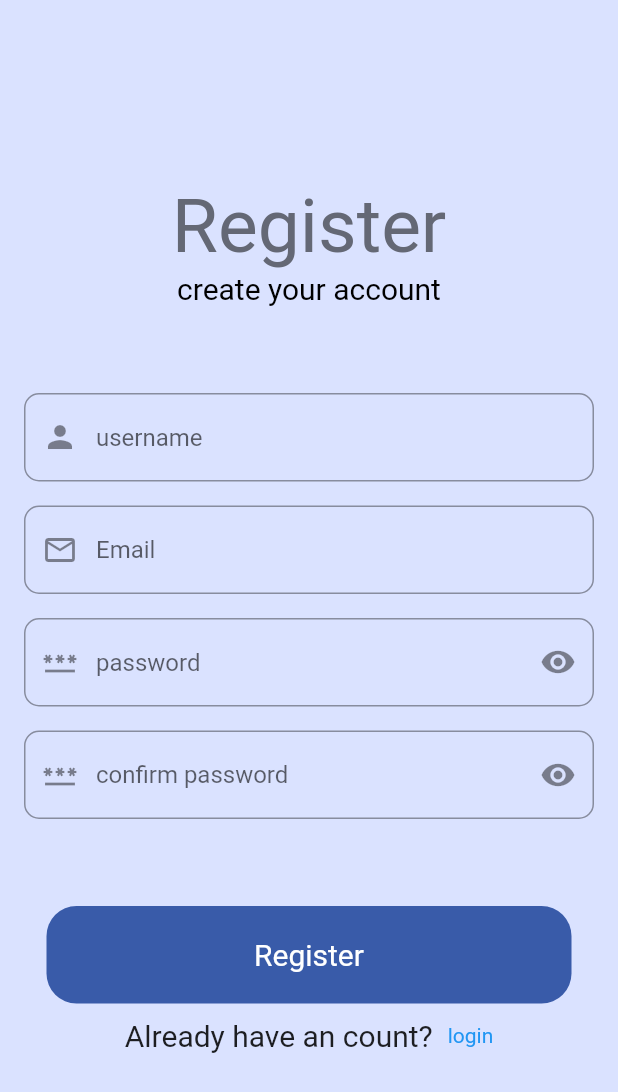
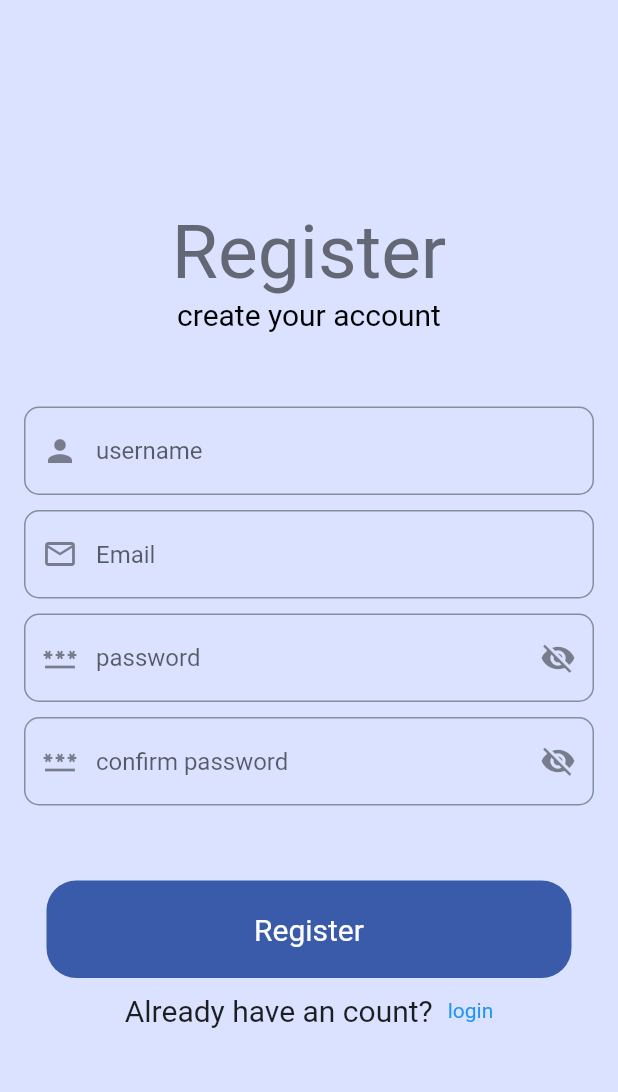
Before and after one commit to KhaledElalfy1/Login-UI, a Flutter app: the screen it shows after launch, after a tap on "Signup", on a phone screen of 412 x 824 dp. Shown: the top 1092 px of the screen. Run offline on Flutter 3.47's test engine with Material 2 defaults, Android fonts, the phone set to English and light mode, and no system bars.

Commit message:
refactor ui

```diff
--- a/lib/Screens/Login.dart
+++ b/lib/Screens/Login.dart
@@ -1,11 +1,12 @@
-
-
 import 'package:flutter/material.dart';
 import 'package:responsive_ui/Screens/signup.dart';
+import 'package:responsive_ui/widgets/custom_password_form_filed.dart';
+import 'package:responsive_ui/widgets/custom_text_form_filed.dart';
 
 import 'home.dart';
+
 class LogInScreen extends StatefulWidget {
-  final TextEditingController _userName= TextEditingController();
+  final TextEditingController _userName = TextEditingController();
 
   LogInScreen({Key? key}) : super(key: key);
 
@@ -14,118 +15,99 @@ class LogInScreen extends StatefulWidget {
 }
 
 class _LogInScreenState extends State<LogInScreen> {
- late  bool _obscureText = true;
-
-  final double raduis=10;
+  // create global key for form state
 
   @override
   Widget build(BuildContext context) {
-    return  Scaffold(
+    return Scaffold(
       resizeToAvoidBottomInset: false,
       backgroundColor: const Color(0xffDAE2FF),
-      body: Column(
+      body: Padding(
+        padding: const EdgeInsets.all(16.0),
+        child: Form(
+          child: Column(
             mainAxisAlignment: MainAxisAlignment.center,
-        children:  [
-
-          const Text('Welcome back',
-            style: TextStyle(
-              color: Color(0xff646875),
-              fontSize: 50
+            children: [
+              const Text(
+                'Welcome back',
+                style: TextStyle(color: Color(0xff646875), fontSize: 50),
               ),
+              const Text(
+                'Login to your account',
+                style: TextStyle(color: Colors.black, fontSize: 20),
               ),
-          const Text('Login to your account',
-            style: TextStyle(
-              color: Colors.black,
-              fontSize: 20
+              const SizedBox(
+                height: 50,
               ),
+              const CustomTextFormFiled(
+                hintText: 'username',
+                prefixIcon: Icon(Icons.person),
               ),
-          const  SizedBox(height:50 ,),
-           Padding(
-            padding: const EdgeInsets.symmetric(horizontal: 16.0,vertical: 8  ),
-            child: TextField(
-              controller: widget._userName,
-              decoration: InputDecoration(
-                prefixIcon: const Icon(Icons.person),
-                hintText: 'username',
-                border: OutlineInputBorder(
-                    borderRadius: BorderRadius.circular(raduis)
-                )
+              const SizedBox(
+                height: 20,
+              ),
+              const CustomPasswordFiled(hintText: 'password'),
+              const SizedBox(
+                height: 50,
+              ),
+              GestureDetector(
+                onTap: () {
+                  Navigator.push(context, MaterialPageRoute(
+                    builder: (context) {
+                      return HomeScreen(
+                        name: widget._userName.text,
+                      );
+                    },
+                  ));
+                },
+                child: Container(
+                  width: 350,
+                  height: 65,
+                  alignment: Alignment.center,
+                  decoration: const BoxDecoration(
+                      borderRadius: BorderRadius.all(Radius.circular(20)),
+                      color: Color(0xff395BA9)),
+                  child: const Text(
+                    'login',
+                    style: TextStyle(color: Colors.white, fontSize: 20),
                   ),
                 ),
               ),
-           Padding(
-            padding: const EdgeInsets.symmetric(horizontal: 16.0,vertical: 8),
-            child: TextField(
-              obscureText: _obscureText,
-              decoration: InputDecoration(
-                prefixIcon: const Icon(Icons.password),
-                suffixIcon: IconButton(onPressed: ()
-                {
-                  setState(() {
-                    _obscureText = !_obscureText;
-                  });
-                }
-                    ,icon:Icon(_obscureText ? Icons.visibility : Icons.visibility_off)
+              const SizedBox(
+                height: 10,
               ),
-                hintText: 'password',
-                border: OutlineInputBorder(
-                    borderRadius: BorderRadius.circular(raduis)
-                )
-              ),
-            ),
-          ),
-          const SizedBox(height: 50,),
-          GestureDetector(
-            onTap: (){
-              Navigator.push(context, MaterialPageRoute(builder: (context) {
-                return  HomeScreen(name: widget._userName.text,);
-              },));
-            },
-            child:Container(
-              width: 350,
-              height: 65,
-              alignment: Alignment.center,
-              decoration:const BoxDecoration(
-                borderRadius: BorderRadius.all(Radius.circular(20)),
-                color: Color(0xff395BA9)
-              ) ,
-              child: const Text('login',
-                style: TextStyle(
-                  color: Colors.white,
-                  fontSize: 20
-                ),
-              ),
-            ) ,
-          ),
-          const SizedBox(height: 10,),
               Row(
                 mainAxisAlignment: MainAxisAlignment.center,
                 children: [
-              const Text("Don't have an count?",
-                style: TextStyle(
-                  fontSize: 20
+                  const Text(
+                    "Don't have an count?",
+                    style: TextStyle(fontSize: 20),
                   ),
+                  const SizedBox(
+                    width: 10,
                   ),
-              const SizedBox(width: 10,),
                   GestureDetector(
-                onTap: (){
-                  Navigator.push(context, MaterialPageRoute(builder: (context) {
+                    onTap: () {
+                      Navigator.push(
+                        context,
+                        MaterialPageRoute(
+                          builder: (context) {
                             return const SignUpScreen();
-                  },),
-
+                          },
+                        ),
                       );
                     },
-                child:const  Text('Signup',
-                  style: TextStyle(
-                    color: Colors.blue
-                  ),
+                    child: const Text(
+                      'Signup',
+                      style: TextStyle(color: Colors.blue),
                     ),
                   )
                 ],
               )
             ],
           ),
-
+        ),
+      ),
     );
   }
 }
--- a/lib/Screens/signup.dart
+++ b/lib/Screens/signup.dart
@@ -1,7 +1,9 @@
-
 import 'package:flutter/material.dart';
+import 'package:responsive_ui/widgets/custom_password_form_filed.dart';
+import 'package:responsive_ui/widgets/custom_text_form_filed.dart';
 
 import 'Login.dart';
+
 class SignUpScreen extends StatefulWidget {
   const SignUpScreen({Key? key}) : super(key: key);
 
@@ -10,149 +12,108 @@ class SignUpScreen extends StatefulWidget {
 }
 
 class _SignUpScreenState extends State<SignUpScreen> {
-final double raduis=10;
-bool _obsecureText1= true;
-bool _obsecureText2= true;
+
 
   @override
   Widget build(BuildContext context) {
-    return  Scaffold(
+    return Scaffold(
       resizeToAvoidBottomInset: false,
       backgroundColor: const Color(0xffDAE2FF),
-      body: Column(
+      body: Padding(
+        padding: const EdgeInsets.all(16.0),
+        child: Form(
+          child: Column(
             mainAxisAlignment: MainAxisAlignment.center,
-        children:  [
-
-          const Text('Register',
-            style: TextStyle(
-                color: Color(0xff646875),
-                fontSize: 50
+            children: [
+              const Text(
+                'Register',
+                style: TextStyle(color: Color(0xff646875), fontSize: 50),
               ),
+              const Text(
+                'create your account',
+                style: TextStyle(color: Colors.black, fontSize: 20),
               ),
-          const Text('create your account',
-            style: TextStyle(
-                color: Colors.black,
-                fontSize: 20
+              const SizedBox(
+                height: 50,
               ),
+              const CustomTextFormFiled(
+                hintText: 'username',
+                prefixIcon: Icon(Icons.person),
               ),
-          const  SizedBox(height:50 ,),
-          Padding(
-            padding: const EdgeInsets.symmetric(horizontal: 16.0,vertical: 8  ),
-            child: TextField(
-              decoration: InputDecoration(
-                  prefixIcon:const Icon(Icons.person),
-                  hintText: 'username',
-                  border: OutlineInputBorder(
-                      borderRadius: BorderRadius.circular(raduis)
-                  )
+              const SizedBox(
+                height: 10,
+              ),
+              const CustomTextFormFiled(
+                hintText: 'Email',
+                prefixIcon: Icon(Icons.email_outlined),
+              ),
+              const SizedBox(
+                height: 10,
+              ),
+              const CustomPasswordFiled(hintText: 'password'),
+              const SizedBox(
+                height: 10,
+              ),
+              const CustomPasswordFiled(hintText: 'confirm password'),
+              const SizedBox(
+                height: 50,
+              ),
+              GestureDetector(
+                onTap: () {
+                  Navigator.push(context, MaterialPageRoute(
+                    builder: (context) {
+                      return LogInScreen();
+                    },
+                  ));
+                },
+                child: Container(
+                  width: 350,
+                  height: 65,
+                  alignment: Alignment.center,
+                  decoration: const BoxDecoration(
+                      borderRadius: BorderRadius.all(Radius.circular(20)),
+                      color: Color(0xff395BA9)),
+                  child: const Text(
+                    'Register',
+                    style: TextStyle(color: Colors.white, fontSize: 20),
                   ),
                 ),
               ),
-          Padding(
-            padding:const  EdgeInsets.symmetric(horizontal: 16.0,vertical: 8),
-            child: TextField(
-              decoration: InputDecoration(
-                  prefixIcon:const  Icon(Icons.email_outlined),
-                  hintText: 'Email',
-                  border: OutlineInputBorder(
-                      borderRadius: BorderRadius.circular(raduis)
-                  )
+              const SizedBox(
+                height: 10,
               ),
-            ),
-          ),
-          Padding(
-            padding:const  EdgeInsets.symmetric(horizontal: 16.0,vertical: 8),
-            child: TextField(
-              obscureText:_obsecureText1 ,
-              decoration: InputDecoration(
-                  prefixIcon:const  Icon(Icons.password),
-                  suffixIcon:  IconButton(onPressed: (){
-                    setState(() {
-                      _obsecureText1 =! _obsecureText1;
-                    });
-                  }
-                      ,icon: Icon(_obsecureText1 ? Icons.visibility : Icons.visibility_off )
-                  ),
-                  hintText: 'password',
-                  border: OutlineInputBorder(
-                      borderRadius: BorderRadius.circular(raduis)
-                  )
-              ),
-            ),
-          ),
-          Padding(
-            padding:const  EdgeInsets.symmetric(horizontal: 16.0,vertical: 8),
-            child: TextField(
-              obscureText: _obsecureText2,
-              decoration: InputDecoration(
-                  prefixIcon: const Icon(Icons.password),
-                  suffixIcon:  IconButton(onPressed: ()
-                  {
-                    setState(() {
-                      _obsecureText2 =! _obsecureText2;
-                    });
-                  },
-                    icon: Icon(_obsecureText2 ? Icons.visibility : Icons.visibility_off),
-                  ),
-                  hintText: 'confirm password',
-                  border: OutlineInputBorder(
-                      borderRadius: BorderRadius.circular(raduis)
-                  )
-              ),
-            ),
-          ),
-          const SizedBox(height: 50,),
-          GestureDetector(
-            onTap: (){
-              Navigator.push(context, MaterialPageRoute(builder: (context) {
-                return   LogInScreen();
-              },));
-            },
-            child:Container(
-              width: 350,
-              height: 65,
-              alignment: Alignment.center,
-              decoration:const BoxDecoration(
-                  borderRadius: BorderRadius.all(Radius.circular(20)),
-                  color: Color(0xff395BA9)
-              ) ,
-              child: const Text('Register',
-                style: TextStyle(
-                    color: Colors.white,
-                    fontSize: 20
-                ),
-              ),
-            ) ,
-          ),
-          const SizedBox(height: 10,),
               Row(
                 mainAxisAlignment: MainAxisAlignment.center,
                 children: [
-              const Text("Already have an count?",
-                style: TextStyle(
-                    fontSize: 20
+                  const Text(
+                    "Already have an count?",
+                    style: TextStyle(fontSize: 20),
                   ),
+                  const SizedBox(
+                    width: 10,
                   ),
-              const SizedBox(width: 10,),
                   GestureDetector(
-                onTap: (){
-                  Navigator.push(context, MaterialPageRoute(builder: (context) {
-                    return  LogInScreen();
-                  },),
-
+                    onTap: () {
+                      Navigator.push(
+                        context,
+                        MaterialPageRoute(
+                          builder: (context) {
+                            return LogInScreen();
+                          },
+                        ),
                       );
                     },
-                child:const  Text('login',
-                  style: TextStyle(
-                      color: Colors.blue
-                  ),
+                    child: const Text(
+                      'login',
+                      style: TextStyle(color: Colors.blue),
                     ),
                   )
                 ],
               )
             ],
           ),
-
+        ),
+      ),
     );
   }
 }
--- /dev/null
+++ b/lib/widgets/custom_password_form_filed.dart
@@ -0,0 +1,40 @@
+import 'package:flutter/material.dart';
+
+class CustomPasswordFiled extends StatefulWidget {
+  const CustomPasswordFiled({super.key, required this.hintText});
+  final String hintText;
+
+  @override
+  State<CustomPasswordFiled> createState() => _CustomPasswordFiledState();
+}
+
+class _CustomPasswordFiledState extends State<CustomPasswordFiled> {
+  bool _obscureText = false;
+  @override
+  Widget build(BuildContext context) {
+    return TextFormField(
+      validator: (value) {
+        if (value!.isEmpty) {
+          return 'filed is required';
+        } else {
+          return null;
+        }
+      },
+      obscureText: _obscureText,
+      decoration: InputDecoration(
+        prefixIcon: const Icon(Icons.password),
+        suffixIcon: IconButton(
+            onPressed: () {
+              setState(() {
+                _obscureText = !_obscureText;
+              });
+            },
+            icon: Icon(_obscureText ? Icons.visibility : Icons.visibility_off)),
+        hintText: widget.hintText,
+        border: OutlineInputBorder(
+          borderRadius: BorderRadius.circular(10),
+        ),
+      ),
+    );
+  }
+}
--- /dev/null
+++ b/lib/widgets/custom_text_form_filed.dart
@@ -0,0 +1,26 @@
+import 'package:flutter/material.dart';
+
+class CustomTextFormFiled extends StatelessWidget {
+  const CustomTextFormFiled({super.key, required this.hintText, required this.prefixIcon});
+  final String hintText;
+  final Icon prefixIcon;
+  @override
+  Widget build(BuildContext context) {
+    return TextFormField(
+      validator: (value) {
+        if (value!.isEmpty) {
+          return 'filed is required';
+        } else {
+          return null;
+        }
+      },
+      decoration: InputDecoration(
+        prefixIcon: prefixIcon,
+        hintText: hintText,
+        border: OutlineInputBorder(
+          borderRadius: BorderRadius.circular(10),
+        ),
+      ),
+    );
+  }
+}
```
Also changed, not shown: pubspec.lock, 1 other file. Lines whose indentation alone changed are shown as unchanged.
